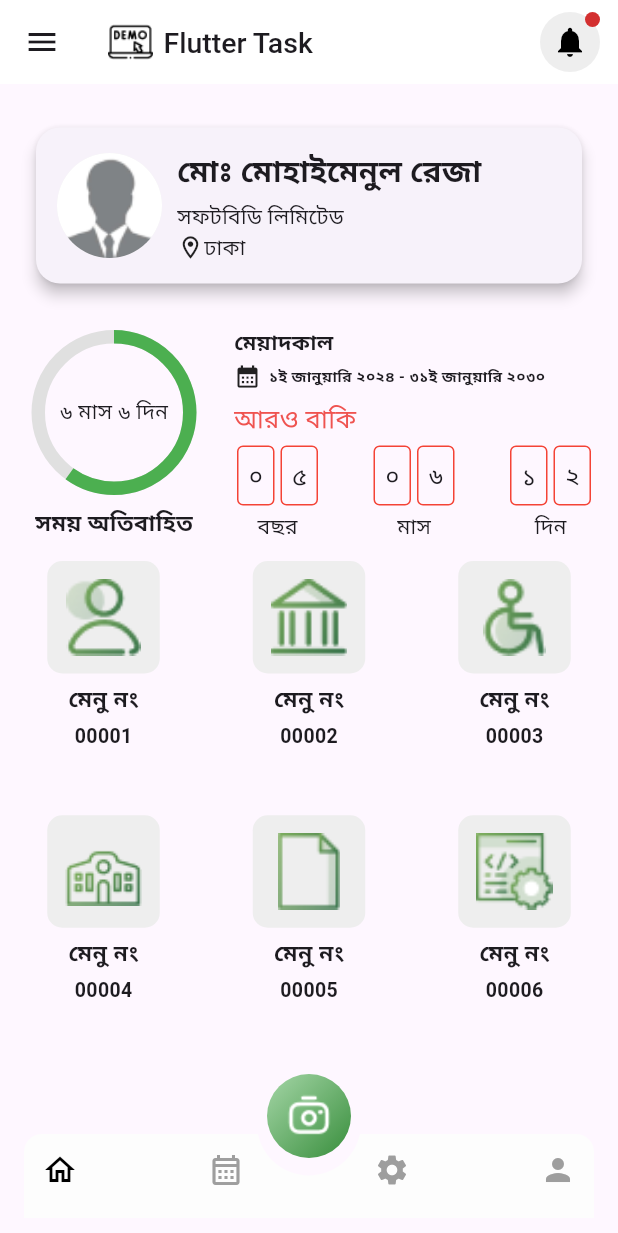
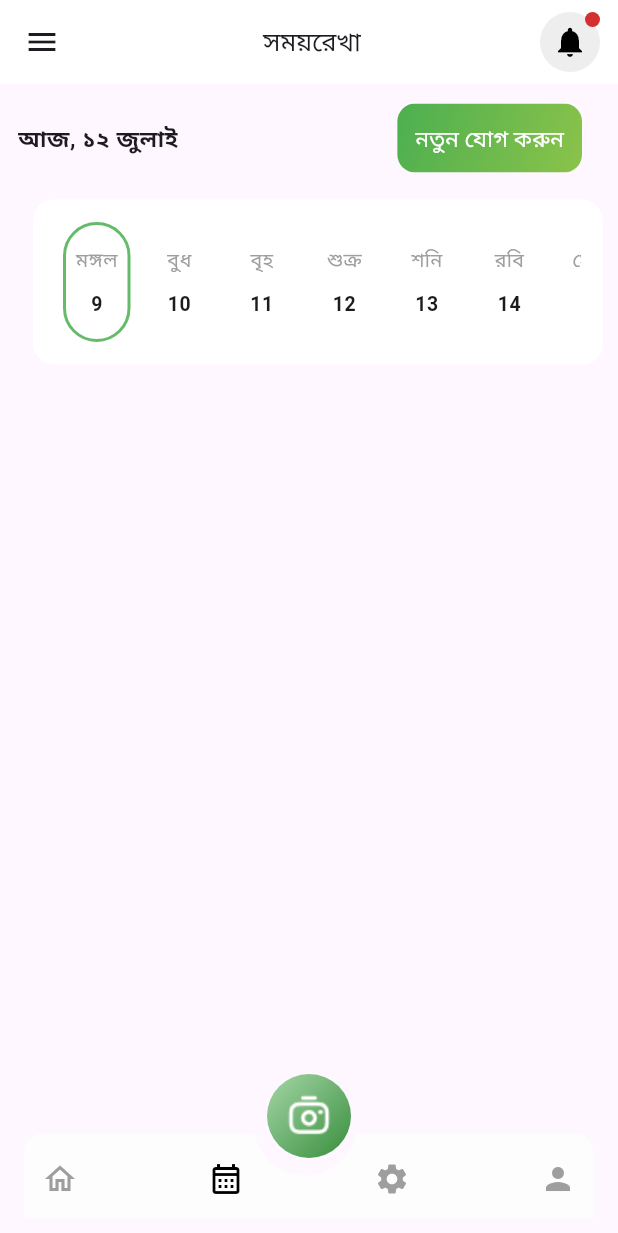
Before and after one commit to priyankatuli/flutter_task, a Flutter app: the HomeScreen screen opened by its route, after a tap on the "calendar month" icon, on a phone screen of 412 x 824 dp. Shown: the top 1233 px of the screen. Run offline on Flutter 3.47's test engine with Material 3 defaults, Android fonts, the phone set to English and light mode, and no system bars; drawn by our look-alikes of percent_indicator; our stand-ins replace flutter_svg, get, google_fonts.

Commit message:
design of 2nd ui

```diff
--- a/lib/app/app.dart
+++ b/lib/app/app.dart
@@ -1,4 +1,5 @@
 import 'package:flutter/material.dart';
+import 'package:flutter_task/features/screen/calender_screen.dart';
 import 'package:flutter_task/features/screen/home_screen.dart';
 import 'package:get/get.dart';
 
@@ -11,7 +12,8 @@ class MyApp extends StatelessWidget{
        title: 'Flutter Task',
        initialRoute: '/home',
        getPages: [
-         GetPage(name: '/home', page: () => HomeScreen(),)
+         GetPage(name: '/home', page: () => HomeScreen(),),
+         GetPage(name: '/calendar',page: () => CalenderScreen()),
        ],
        debugShowCheckedModeBanner: false,
        home: HomeScreen(),
--- a/lib/core/constants/app_constants.dart
+++ b/lib/core/constants/app_constants.dart
@@ -1,14 +1,18 @@
 class AppConstants {
 
-  static const String appBarText = "Flutter Task";
-  static const String cardText1 = "মোঃ মোহাইমেনুল রেজা";
-  static const String cardText2 = "সফটবিডি লিমিটেড";
-  static const String cardText3= "ঢাকা";
-  static const String progressText4= "৬ মাস ৬ দিন";
-  static const String progressText5= "সময় অতিবাহিত";
-  static const String timeText6= "মেয়াদকাল";
-  static const String timeText7= "১ই জানুয়ারি ২০২৪ - ৩১ই জানুয়ারি ২০৩০";
-  static const String timeText8= "আরও বাকি";
-  static const String menuText= "মেনু নং";
+  static const String appBarText = 'Flutter Task';
+  static const String cardText1 = 'মোঃ মোহাইমেনুল রেজা';
+  static const String cardText2 = 'সফটবিডি লিমিটেড';
+  static const String cardText3= 'ঢাকা';
+  static const String progressText4= '৬ মাস ৬ দিন';
+  static const String progressText5= 'সময় অতিবাহিত';
+  static const String timeText6= 'মেয়াদকাল';
+  static const String timeText7= '১ই জানুয়ারি ২০২৪ - ৩১ই জানুয়ারি ২০৩০';
+  static const String timeText8= 'আরও বাকি';
+  static const String menuText= 'মেনু নং';
+
+  static const String calenderText1 = 'সময়রেখা';
+  static const String calenderText2 = 'আজ, ১২ জুলাই';
+  static const String calenderText3 = 'নতুন যোগ করুন';
 
 }
--- /dev/null
+++ b/lib/features/controller/calendar_controller.dart
@@ -0,0 +1,47 @@
+import 'package:flutter_task/model/day_model.dart';
+import 'package:flutter_task/model/event_model.dart';
+import 'package:get/get.dart';
+
+class CalendarController extends GetxController {
+
+  RxInt pickedIndex = 0.obs;
+  final days = <DayModel>[].obs;
+  final events = <EventModel>[].obs;
+
+  @override
+  void onInit() {
+    super.onInit();
+    days.addAll([
+      DayModel(day: 'মঙ্গল', date: 9),
+      DayModel(day: 'বুধ', date: 10),
+      DayModel(day: 'বৃহ', date: 11),
+      DayModel(day: 'শুক্র', date: 12),
+      DayModel(day: 'শনি', date: 13),
+      DayModel(day: 'রবি', date: 14),
+      DayModel(day: 'সোম', date: 15),
+    ]);
+    events.addAll([
+      EventModel(time: '১০:০০ মি',
+          title: 'তরুণ কিশোর ছেলে, আমরা আজিকে ভাবিয়া না পাই তুমি হেতা কেন এলে?',
+          subTitle: 'অনুচ্ছেদ',
+          location: 'ঢাকা, বাংলাদেশ'),
+      EventModel(time: '১২:০০ মি',
+          title: 'হযত তাহারি',
+          subTitle: 'বাক্য',
+          location: 'ঢাকা, বাংলাদেশ'),
+      EventModel(time: '০২:০০ মি',
+          title: 'তরুণ কিশোর ছেলে, আমরা আজিকে ভাবিয়া না পাই তুমি হেতা কেন এলে?',
+          subTitle: 'শব্দ',
+          location: 'ঢাকা, বাংলাদেশ'),
+      EventModel(time: '১০:০০ মি',
+          title: 'তরুণ কিশোর ছেলে, আমরা আজিকে ভাবিয়া না পাই তুমি হেতা কেন এলে?',
+          subTitle: 'শব্দ',
+          location: 'ঢাকা, বাংলাদেশ'),
+    ]);
+  }
+
+  void pickDay(int i) {
+    pickedIndex.value = i;
+  }
+
+}
--- /dev/null
+++ b/lib/features/screen/calender_screen.dart
@@ -0,0 +1,181 @@
+import 'package:flutter/material.dart';
+import 'package:flutter_task/core/constants/app_constants.dart';
+import 'package:flutter_task/core/constants/icon_path.dart';
+import 'package:flutter_task/core/theme/app_colors.dart';
+import 'package:flutter_task/features/controller/bottom_navigation_controller.dart';
+import 'package:flutter_task/features/controller/calendar_controller.dart';
+import 'package:flutter_task/features/screen/widgets/custom_bottom_bar.dart';
+import 'package:flutter_task/features/screen/widgets/custom_floating_action_button.dart';
+
+import 'package:get/get.dart';
+
+import 'package:google_fonts/google_fonts.dart';
+
+class CalenderScreen extends StatelessWidget{
+  CalenderScreen({super.key});
+
+  final BottomNavigationController controller = Get.put(BottomNavigationController());
+  final CalendarController calendarController = Get.put(CalendarController());
+
+  @override
+  Widget build(BuildContext context) {
+      return PopScope(
+        canPop: true,
+        onPopInvoked: (didPop){
+          if(!didPop) return;
+          controller.currentIndex(0);
+
+        },
+        child: Scaffold(
+          appBar: AppBar(
+            backgroundColor: Colors.white,
+            elevation: 0,
+            leading: IconButton(onPressed: (){}, icon: Icon(Icons.menu)),
+            title: Center(
+              child: Text(AppConstants.calenderText1,style: GoogleFonts.roboto(
+                        fontSize: 17,
+                        fontWeight: FontWeight.w500
+                    )),
+            ),
+            actions: [
+              Padding(
+                  padding: EdgeInsets.only(right: 12.0),
+                  child: Stack(
+                      children: [
+                        CircleAvatar(
+                            backgroundColor: Colors.grey.shade200,
+                            child: IconButton(onPressed: (){},
+                                icon: Icon(Icons.notifications,color: AppColors.notificationColor,))),
+                        Positioned(
+                            right: 0,
+                            top: 0,
+                            child: Container(
+                              height: 10,
+                              width: 10,
+                              decoration: BoxDecoration(
+                                  color: AppColors.dotColor,
+                                  shape: BoxShape.circle
+                              ),
+                            )
+                        )
+                      ]
+                  ))
+            ],
+          ),
+          body: SingleChildScrollView(
+            child: Padding(
+                padding: EdgeInsets.only(left: 12,top: 12),
+                child: Column(
+                  crossAxisAlignment: CrossAxisAlignment.start,
+                  children: [
+                    Row(
+                      mainAxisAlignment: MainAxisAlignment.spaceBetween,
+                      children: [
+                        Text(AppConstants.calenderText2,style: TextStyle(
+                            fontSize: 15,
+                            fontWeight: FontWeight.bold
+                        ),),
+                        ElevatedButton(
+                            style: ElevatedButton.styleFrom(
+                              backgroundColor: Colors.transparent,
+                              foregroundColor: Colors.white,
+                              shape: RoundedRectangleBorder(
+                                borderRadius: BorderRadius.circular(12),
+                              ),
+                              elevation: 0,
+                            ),
+                            onPressed: (){}, child: Ink(
+                          decoration: BoxDecoration(
+                            gradient: LinearGradient(colors: [
+                              Colors.green.shade500,
+                              Colors.lightGreen
+                            ],
+                              begin: Alignment.topLeft,
+                              end: Alignment.bottomRight
+                            ),
+                            borderRadius: BorderRadius.circular(12),
+                          ),
+                          child: Container(
+                            padding: EdgeInsets.symmetric(horizontal: 12,vertical: 12),
+                            alignment: Alignment.center,
+                            child: Text(AppConstants.calenderText3,style: TextStyle(
+                                fontSize: 15
+                            ),),
+                          ),
+                        )
+                        )
+                      ],
+                    ),
+                    SizedBox(height: 10,),
+                    Container(
+                      padding: EdgeInsets.symmetric(horizontal: 15,vertical: 15),
+                      margin: EdgeInsets.symmetric(horizontal: 10,vertical: 7),
+                      decoration: BoxDecoration(
+                        color: Colors.white,
+                        borderRadius: BorderRadius.circular(14),
+                      ),
+                      child: Column(
+                        children: [
+                          Obx(() => SizedBox(
+                            height: 80,
+                            child: ListView.separated(
+                                padding: EdgeInsets.symmetric(horizontal: 5),
+                                scrollDirection: Axis.horizontal,
+                                itemBuilder: (context,index){
+                                  final day = calendarController.days[index];
+                                  final isSelected = calendarController.pickedIndex.value ==  index;
+                                 return GestureDetector(
+                                   onTap: () => calendarController.pickDay(index),
+                                   child: AnimatedContainer(
+                                      duration: Duration(milliseconds: 200),
+                                      width: 45,
+                                  decoration: BoxDecoration(
+                                  //color: isSelected ? Colors.white : Colors.transparent,
+                                  borderRadius: BorderRadius.circular(33),
+                                  border: isSelected ? Border.all(color: Colors.green.shade400, width: 2) : null,
+                                  ),
+                                     child: Column(
+                                       mainAxisAlignment: MainAxisAlignment.center,
+                                       children: [
+                                         Text(day.day,style: TextStyle(
+                                           fontSize: 13,
+                                           color: Colors.grey
+                                         ),),
+                                         SizedBox(height: 10,),
+                                         Text('${day.date}',style: TextStyle(
+                                             fontSize: 13,
+                                             fontWeight: FontWeight.bold
+                                         ),)
+                                       ],
+                                     ),
+                                   ),
+                                 );
+                            }, separatorBuilder: (_,__){
+                               return SizedBox(width: 10);
+                            }, itemCount: calendarController.days.length
+                            )),
+                          )
+                        ],
+                      ),
+                    )
+                  ],
+                ),
+            ),
+          ),
+          floatingActionButtonLocation: FloatingActionButtonLocation.centerDocked,
+          floatingActionButton: CustomFloatingActionButton(onPressed: (){},
+              imagePath: IconPath.cameraImg,
+          ),
+          bottomNavigationBar: Obx(() => CustomBottomBar(
+              currentIndex: controller.currentIndex.value,
+              onTap: (index){
+                controller.changedIndex(index);
+              },
+              svgPath: IconPath.subtractBottomImg
+          ),
+        ),
+        )
+      );
+  }
+
+}
--- a/lib/features/screen/home_screen.dart
+++ b/lib/features/screen/home_screen.dart
@@ -1,5 +1,4 @@
 import 'package:flutter/material.dart';
-import 'package:flutter_svg/flutter_svg.dart';
 import 'package:flutter_task/core/constants/app_constants.dart';
 import 'package:flutter_task/core/constants/icon_path.dart';
 import 'package:flutter_task/core/theme/app_colors.dart';
@@ -7,6 +6,8 @@ import 'package:flutter_task/features/controller/bottom_navigation_controller.da
 import 'package:flutter_task/features/screen/widgets/build_card.dart';
 import 'package:flutter_task/features/screen/widgets/build_grid_menu.dart';
 import 'package:flutter_task/features/screen/widgets/build_progress_part.dart';
+import 'package:flutter_task/features/screen/widgets/custom_bottom_bar.dart';
+import 'package:flutter_task/features/screen/widgets/custom_floating_action_button.dart';
 import 'package:get/get.dart';
 import 'package:google_fonts/google_fonts.dart';
 
@@ -27,7 +28,7 @@ class HomeScreen extends StatelessWidget{
              Image.asset(IconPath.appBarIcon,width: 30,height: 40,),
              SizedBox(width: 7,),
              Text(AppConstants.appBarText,style: GoogleFonts.roboto(
-                fontSize: 19,
+                fontSize: 17,
                 fontWeight: FontWeight.w500
            )),
   ]),
@@ -71,76 +72,17 @@ class HomeScreen extends StatelessWidget{
           )
        ),
        floatingActionButtonLocation: FloatingActionButtonLocation.centerDocked,
-       floatingActionButton: FloatingActionButton(onPressed: (){},
-       backgroundColor: Colors.transparent,
-         elevation: 0,
-         child: Container(
-             width: 70,
-             height: 70,
-             decoration: BoxDecoration(
-               gradient: LinearGradient(colors: [
-                 Colors.green.shade200,
-                 Colors.green.shade700
-               ],
-                 begin: Alignment.topLeft,
-                 end: Alignment.bottomRight
-               ),
-               shape: BoxShape.circle,
-             ),
-             child: Image.asset(IconPath.cameraImg,color: Colors.white,),
+       floatingActionButton: CustomFloatingActionButton(onPressed: (){},
+           imagePath: IconPath.cameraImg
        ),
-       ),
-         bottomNavigationBar: BottomAppBar(
-           color: Colors.transparent,
-           elevation: 0,
-           shape: CircularNotchedRectangle(),
-           notchMargin: 6,
-           child: SizedBox(
-             height: 100, //bottomNavigationBar er height
-             child: ClipRRect(
-               borderRadius: BorderRadius.only(
-                 topLeft: Radius.circular(12),   // top radius
-                 topRight: Radius.circular(12),
-               ),
-               child: Stack(
-                 clipBehavior: Clip.none,
-                 children: [
-                   Positioned(
-                     top: -80, //svg ke bottomBar er upore shift koranor jonno negative value
-                     left: 0,
-                     right: -5,
-                     bottom: -70,
-                     child: FittedBox(
-                       fit: BoxFit.cover,
-                       child: SvgPicture.asset(
-                         IconPath.subtractBottomImg,
-                         width: MediaQuery.of(context).size.width,
-                         height: 175,
-                       ),
-                     ),
-                   ),
-                   Obx(() => Row(
-                     mainAxisAlignment: MainAxisAlignment.spaceBetween,
-                     children: [
-                       IconButton(onPressed: (){
-                         //navigate to home using Getx
-                         controller.changedIndex(0);
-                       }, icon: Icon(Icons.home_outlined,color: controller.currentIndex.value == 0 ? Colors.black : Colors.grey,
-                       ),),
-                       IconButton(onPressed: (){}, icon: Icon(Icons.calendar_month_outlined,
-                         color: controller.currentIndex.value == 1 ? Colors.black : Colors.grey,)),
-                       IconButton(onPressed: (){}, icon: Icon(Icons.settings,
-                           color: controller.currentIndex.value == 2 ? Colors.black : Colors.grey)),
-                       IconButton(onPressed: (){}, icon: Icon(Icons.person,
-                           color: controller.currentIndex.value == 3 ? Colors.black : Colors.grey)),
-                     ],
-                   )
-                   )
-                 ],
-               ),
-             ),
-           ),
+         bottomNavigationBar: Obx(() => CustomBottomBar(
+             currentIndex: controller.currentIndex.value,
+             onTap: (index){
+                 controller.changedIndex(index);
+             },
+             svgPath: IconPath.subtractBottomImg
          )
+         ),
      );
   }
 }
--- a/lib/features/screen/widgets/build_card.dart
+++ b/lib/features/screen/widgets/build_card.dart
@@ -30,7 +30,7 @@ class BuildCard extends StatelessWidget{
                children: [
                  Text(AppConstants.cardText1,style: GoogleFonts.roboto(
                      fontWeight: FontWeight.bold,
-                     fontSize: 20
+                     fontSize: 17
                  ),),
                  SizedBox(height: 5,),
                  Text(AppConstants.cardText2,style: GoogleFonts.roboto(
--- a/lib/features/screen/widgets/build_grid_menu.dart
+++ b/lib/features/screen/widgets/build_grid_menu.dart
@@ -23,7 +23,7 @@ class BuildGridMenu extends StatelessWidget{
         itemCount: menuIcons.length,
         gridDelegate: SliverGridDelegateWithFixedCrossAxisCount(
             crossAxisCount: 3,
-            mainAxisSpacing: 17,
+            mainAxisSpacing: 10,
             crossAxisSpacing: 15,
             childAspectRatio: 0.8 // ratio joto choto height toto boro
         ),
@@ -32,8 +32,8 @@ class BuildGridMenu extends StatelessWidget{
             mainAxisSize: MainAxisSize.min,
             children: [
               Container(
-                  width: 75,
-                  height: 75,
+                  width: 55,
+                  height: 55,
                   decoration: BoxDecoration(
                     color: Colors.grey.shade200,
                     borderRadius: BorderRadius.circular(10),
@@ -44,12 +44,12 @@ class BuildGridMenu extends StatelessWidget{
                       fit: BoxFit.contain,),
                   )
               ),
-              SizedBox(height: 5,),
+              SizedBox(height: 3,),
               Text(AppConstants.menuText,style: TextStyle(
                 fontWeight: FontWeight.bold,
-                fontSize: 15
+                fontSize: 14
               ),),
-              SizedBox(height: 5,),
+              SizedBox(height: 2,),
               Text("0000${index+1}",style: TextStyle(
                 fontWeight: FontWeight.bold,
                 fontSize: 13
--- a/lib/features/screen/widgets/build_progress_part.dart
+++ b/lib/features/screen/widgets/build_progress_part.dart
@@ -41,7 +41,7 @@ class BuildProgressPart extends StatelessWidget{
                     child: Text(
                         AppConstants.progressText5,
                         style: GoogleFonts.roboto(
-                          fontSize: 15,
+                          fontSize: 13,
                           fontWeight: FontWeight.w600,
                       ),
                     ),
@@ -80,16 +80,16 @@ class BuildProgressPart extends StatelessWidget{
                     ),
                   ],
                 ),
-                SizedBox(height: 6),
+                SizedBox(height: 5),
                 // Red text
                 Text(
                   AppConstants.timeText8,
                   style: GoogleFonts.roboto(
                     color: Colors.red.shade400,
-                    fontSize: 17,
+                    fontSize: 15,
                   ),
                 ),
-                SizedBox(height: 6),
+                SizedBox(height: 5),
                 Row(
                     mainAxisAlignment: MainAxisAlignment.spaceBetween,
                     children: [
--- a/lib/features/screen/widgets/build_small_box.dart
+++ b/lib/features/screen/widgets/build_small_box.dart
@@ -16,8 +16,8 @@ class BuildSmallBox extends StatelessWidget {
         Row(
           children: value.split("").map((value){
             return Container(
-              width: 25,
-              height: 40,
+              width: 28,
+              height: 35,
               alignment: Alignment.center,
               margin: EdgeInsets.symmetric(horizontal: 2),
               padding: EdgeInsets.symmetric(horizontal: 3,vertical: 7),
@@ -27,7 +27,7 @@ class BuildSmallBox extends StatelessWidget {
                   borderRadius: BorderRadius.circular(4)
               ),
               child: Text(value,style: GoogleFonts.roboto(
-                  fontSize: 16
+                  fontSize: 14
               ),),
             );
           }).toList(),),
--- /dev/null
+++ b/lib/features/screen/widgets/custom_bottom_bar.dart
@@ -0,0 +1,74 @@
+import 'package:flutter/material.dart';
+import 'package:flutter_svg/svg.dart';
+import 'package:get/get.dart';
+
+class CustomBottomBar extends StatelessWidget{
+
+  final int currentIndex;
+  final Function(int) onTap;
+  final String svgPath;
+
+  const CustomBottomBar({super.key,
+    required this.currentIndex,
+    required this.onTap,
+    required this.svgPath});
+
+  @override
+  Widget build(BuildContext context) {
+      return BottomAppBar(
+        color: Colors.transparent,
+        elevation: 0,
+        shape: CircularNotchedRectangle(),
+        notchMargin: 6,
+        child: SizedBox(
+          height: 100, //bottomNavigationBar er height
+          child: ClipRRect(
+            borderRadius: BorderRadius.only(
+              topLeft: Radius.circular(12),   // top radius
+              topRight: Radius.circular(12),
+            ),
+            child: Stack(
+              clipBehavior: Clip.none,
+              children: [
+                Positioned(
+                  top: -80,
+                  left: 0,
+                  right: 0,
+                  bottom: -70,
+                  child: FittedBox(
+                    fit: BoxFit.cover,
+                    child: SvgPicture.asset(svgPath,
+                      width: MediaQuery.of(context).size.width,
+                      height: 175,
+                    ),
+                  ),
+                ),
+                Padding(
+                  padding: EdgeInsets.symmetric(vertical: 10),
+                  child: Row(
+                    mainAxisAlignment: MainAxisAlignment.spaceBetween,
+                    children: [
+                      IconButton(onPressed: () {
+                            onTap(0);
+                            Get.toNamed('/home');},icon: Icon(Icons.home_outlined,color: currentIndex == 0 ? Colors.black : Colors.grey,
+                      ),),
+                      IconButton(onPressed: () {
+                        onTap(1);
+                        Get.toNamed('/calendar');
+                      }, icon: Icon(Icons.calendar_month_outlined,
+                        color: currentIndex == 1 ? Colors.black : Colors.grey,)),
+                      IconButton(onPressed: (){}, icon: Icon(Icons.settings,
+                          color: currentIndex == 2 ? Colors.black : Colors.grey)),
+                      IconButton(onPressed: (){}, icon: Icon(Icons.person,
+                          color: currentIndex == 3 ? Colors.black : Colors.grey)),
+                    ],
+                  ),
+                )
+              ],
+            ),
+          ),
+        ),
+      );
+  }
+
+}
--- /dev/null
+++ b/lib/features/screen/widgets/custom_floating_action_button.dart
@@ -0,0 +1,39 @@
+import 'package:flutter/material.dart';
+
+class CustomFloatingActionButton extends StatelessWidget{
+  final VoidCallback onPressed;
+  final String ? imagePath;
+  final double size;
+  final Color? iconColor;
+
+  const CustomFloatingActionButton({super.key,
+    required this.onPressed,
+    required this.imagePath,
+    this.size = 70,
+    this.iconColor = Colors.white,
+  });
+
+  @override
+  Widget build(BuildContext context) {
+     return FloatingActionButton(onPressed: onPressed,
+       backgroundColor: Colors.transparent,
+       elevation: 0,
+       child: Container(
+         width: size,
+         height: size,
+         decoration: BoxDecoration(
+           gradient: LinearGradient(colors: [
+             Colors.green.shade200,
+             Colors.green.shade700
+           ],
+               begin: Alignment.topLeft,
+               end: Alignment.bottomRight
+           ),
+           shape: BoxShape.circle,
+         ),
+         child: Image.asset(imagePath!,color: iconColor,)
+       ),
+     );
+  }
+
+}
--- /dev/null
+++ b/lib/model/day_model.dart
@@ -0,0 +1,8 @@
+class DayModel{
+  final String day;
+  final int date;
+
+  DayModel({required this.day,required this.date});
+
+
+}
--- /dev/null
+++ b/lib/model/event_model.dart
@@ -0,0 +1,8 @@
+class EventModel{
+  final String time;
+  final String title;
+  final String subTitle;
+  final String location;
+
+  EventModel({required this.time, required this.title, required this.subTitle, required this.location});
+}
```
